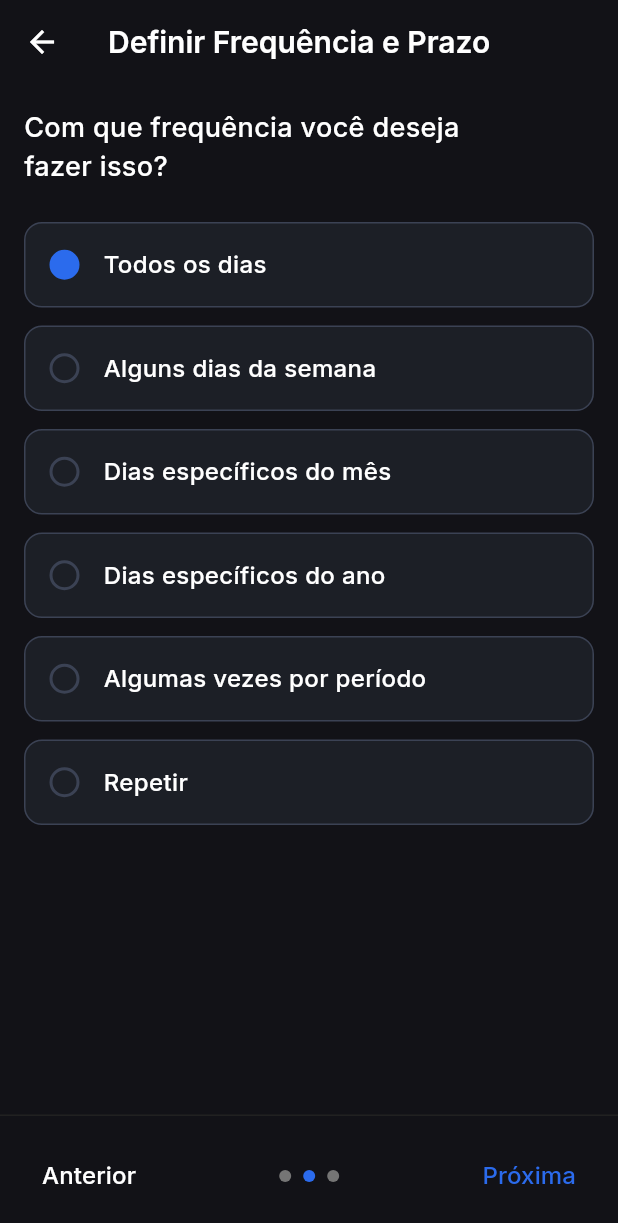
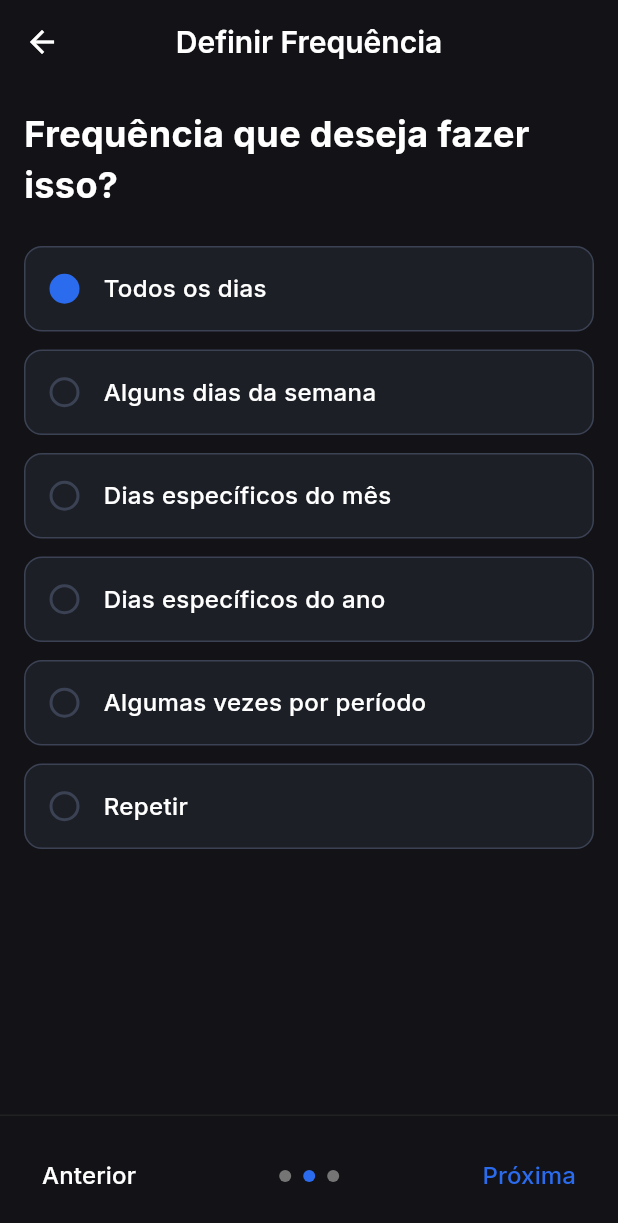
Before and after one commit to Josmateussilva0110/EVOLVERE_PDSI, a Flutter app: the TelaPrazo screen opened by its route, after a tap on "Anterior", after a tap on "Todos os dias", on a phone screen of 412 x 824 dp. Shown: the top 1223 px of the screen. Run offline on Flutter 3.47's test engine with Material 3 defaults, Android fonts, the phone set to English and light mode, and no system bars; our stand-ins replace flutter_dotenv, google_fonts, image_picker.

Commit message:
refactor: tela definir prazo

```diff
--- a/frontend/lib/features/Habits/Tela_Frequencia/Tela_Frequencia.dart
+++ /dev/null
@@ -1,205 +0,0 @@
-import 'package:flutter/material.dart';
-import 'package:google_fonts/google_fonts.dart';
-import '../components/Tela_Frequencia/frequency_option.dart';
-import '../components/Tela_Frequencia/navigation_dots.dart';
-import '../themes/Tela_Frequencia/frequency_theme.dart';
-import '../widgets/Tela_Frequencia/frequency_pickers.dart';
-
-class TelaFrequencia extends StatefulWidget {
-  @override
-  _TelaFrequenciaState createState() => _TelaFrequenciaState();
-}
-
-class _TelaFrequenciaState extends State<TelaFrequencia> {
-  String selectedFrequency = 'todos_os_dias';
-  List<String> selectedDaysOfWeek = [];
-  List<int> selectedDaysOfMonth = [];
-  List<DateTime> selectedYearDays = [];
-  int repeatTimes = 1;
-  String repeatPeriod = 'SEMANA';
-
-  @override
-  Widget build(BuildContext context) {
-    return Scaffold(
-      backgroundColor: FrequencyTheme.backgroundColor,
-      appBar: _buildAppBar(),
-      body: Column(
-        children: [
-          Expanded(
-            child: SingleChildScrollView(
-              padding: const EdgeInsets.all(16.0),
-              child: Column(
-                crossAxisAlignment: CrossAxisAlignment.start,
-                children: [
-                  _buildHeader(),
-                  const SizedBox(height: 24),
-                  _buildFrequencyOptions(),
-                ],
-              ),
-            ),
-          ),
-          _buildBottomNavigation(),
-        ],
-      ),
-    );
-  }
-
-  AppBar _buildAppBar() {
-    return AppBar(
-      backgroundColor: Colors.transparent,
-      elevation: 0,
-      leading: IconButton(
-        icon: const Icon(Icons.arrow_back, color: FrequencyTheme.textColor),
-        onPressed: () => Navigator.of(context).pop(),
-      ),
-      title: Text(
-        'Definir Frequência e Prazo',
-        style: GoogleFonts.inter(
-          color: FrequencyTheme.textColor,
-          fontSize: 20,
-          fontWeight: FontWeight.w600,
-        ),
-      ),
-    );
-  }
-
-  Widget _buildHeader() {
-    return Text(
-      'Com que frequência você deseja\nfazer isso?',
-      textAlign: TextAlign.left,
-      style: GoogleFonts.inter(
-        color: FrequencyTheme.textColor,
-        fontSize: 18,
-        fontWeight: FontWeight.w500,
-      ),
-    );
-  }
-
-  Widget _buildFrequencyOptions() {
-    return Column(
-      children: [
-        FrequencyOption(
-          value: 'todos_os_dias',
-          label: 'Todos os dias',
-          selectedFrequency: selectedFrequency,
-          onSelect: _handleFrequencySelection,
-        ),
-        FrequencyOption(
-          value: 'alguns_dias_semana',
-          label: 'Alguns dias da semana',
-          selectedFrequency: selectedFrequency,
-          onSelect: _handleFrequencySelection,
-        ),
-        FrequencyOption(
-          value: 'dias_especificos_mes',
-          label: 'Dias específicos do mês',
-          selectedFrequency: selectedFrequency,
-          onSelect: _handleFrequencySelection,
-        ),
-        FrequencyOption(
-          value: 'dias_especificos_ano',
-          label: 'Dias específicos do ano',
-          selectedFrequency: selectedFrequency,
-          onSelect: _handleFrequencySelection,
-        ),
-        FrequencyOption(
-          value: 'algumas_vezes_periodo',
-          label: 'Algumas vezes por período',
-          selectedFrequency: selectedFrequency,
-          onSelect: _handleFrequencySelection,
-        ),
-        FrequencyOption(
-          value: 'repetir',
-          label: 'Repetir',
-          selectedFrequency: selectedFrequency,
-          onSelect: _handleFrequencySelection,
-        ),
-      ],
-    );
-  }
-
-  void _handleFrequencySelection(String value) {
-    setState(() {
-      selectedFrequency = value;
-    });
-
-    switch (value) {
-      case 'alguns_dias_semana':
-        FrequencyPickers.showWeekDaysPicker(context, selectedDaysOfWeek, (
-          days,
-        ) {
-          setState(() => selectedDaysOfWeek = days);
-        });
-        break;
-      case 'dias_especificos_mes':
-        FrequencyPickers.showMonthDaysPicker(context, selectedDaysOfMonth, (
-          days,
-        ) {
-          setState(() => selectedDaysOfMonth = days);
-        });
-        break;
-      case 'dias_especificos_ano':
-        FrequencyPickers.showYearDaysPicker(context, selectedYearDays, (dates) {
-          setState(() {
-            selectedYearDays = dates;
-          });
-        });
-        break;
-      case 'algumas_vezes_periodo':
-        FrequencyPickers.showPeriodPicker(context, repeatTimes, repeatPeriod, (
-          times,
-          period,
-        ) {
-          setState(() {
-            repeatTimes = times;
-            repeatPeriod = period;
-          });
-        });
-        break;
-      case 'repetir':
-        FrequencyPickers.showRepeatPicker(context, repeatTimes, (times) {
-          setState(() => repeatTimes = times);
-        });
-        break;
-    }
-  }
-
-  Widget _buildBottomNavigation() {
-    return Container(
-      padding: const EdgeInsets.all(16.0),
-      decoration: BoxDecoration(
-        color: FrequencyTheme.backgroundColor,
-        border: Border(top: BorderSide(color: Colors.grey[900]!, width: 1)),
-      ),
-      child: Row(
-        mainAxisAlignment: MainAxisAlignment.spaceBetween,
-        children: [
-          TextButton(
-            onPressed:
-                () => Navigator.pushReplacementNamed(context, '/habitos'),
-            child: Text(
-              'Anterior',
-              style: GoogleFonts.inter(
-                color: FrequencyTheme.textColor,
-                fontSize: 16,
-                fontWeight: FontWeight.w500,
-              ),
-            ),
-          ),
-          NavigationDots(currentIndex: 1, totalDots: 3),
-          TextButton(
-            onPressed: () => Navigator.pushReplacementNamed(context, '/prazo'),
-            child: Text(
-              'Próxima',
-              style: GoogleFonts.inter(
-                color: FrequencyTheme.accentColor,
-                fontSize: 16,
-                fontWeight: FontWeight.w500,
-              ),
-            ),
-          ),
-        ],
-      ),
-    );
-  }
-}
--- a/frontend/lib/features/Habits/Tela_Prazo/tela_Prazo.dart
+++ b/frontend/lib/features/Habits/Tela_Prazo/tela_Prazo.dart
@@ -114,7 +114,7 @@ class _TelaPrazoState extends State<TelaPrazo> {
               children: [
                 TextButton(
                   onPressed: () {
-                    Navigator.pushReplacementNamed(context, '/frequencia');
+                    Navigator.pushReplacementNamed(context, '/cadastrar_frequencia');
                   },
                   child: Text(
                     'Anterior',
--- a/frontend/lib/features/Habits/components/Tela_Frequencia/month_days_picker_widget.dart
+++ b/frontend/lib/features/Habits/components/Tela_Frequencia/month_days_picker_widget.dart
@@ -1,6 +1,6 @@
 import 'package:flutter/material.dart';
 import 'package:google_fonts/google_fonts.dart';
-import '../../themes/Tela_Frequencia/frequency_theme.dart';
+import '../../frequency_screen/themes/frequency_theme.dart';
 
 class MonthDaysPickerWidget extends StatefulWidget {
   final List<int> selectedDays;
--- a/frontend/lib/features/Habits/components/Tela_Frequencia/period_picker_widget.dart
+++ b/frontend/lib/features/Habits/components/Tela_Frequencia/period_picker_widget.dart
@@ -1,6 +1,6 @@
 import 'package:flutter/material.dart';
 import 'package:google_fonts/google_fonts.dart';
-import '../../themes/Tela_Frequencia/frequency_theme.dart';
+import '../../frequency_screen/themes/frequency_theme.dart';
 
 class PeriodPickerWidget extends StatefulWidget {
   final int times;
--- a/frontend/lib/features/Habits/components/Tela_Frequencia/repeat_picker_widget.dart
+++ b/frontend/lib/features/Habits/components/Tela_Frequencia/repeat_picker_widget.dart
@@ -1,6 +1,6 @@
 import 'package:flutter/material.dart';
 import 'package:google_fonts/google_fonts.dart';
-import '../../themes/Tela_Frequencia/frequency_theme.dart';
+import '../../frequency_screen/themes/frequency_theme.dart';
 
 class RepeatPickerWidget extends StatefulWidget {
   final int days;
--- a/frontend/lib/features/Habits/components/Tela_Frequencia/week_days_picker_widget.dart
+++ b/frontend/lib/features/Habits/components/Tela_Frequencia/week_days_picker_widget.dart
@@ -1,6 +1,6 @@
 import 'package:flutter/material.dart';
 import 'package:google_fonts/google_fonts.dart';
-import '../../themes/Tela_Frequencia/frequency_theme.dart';
+import '../../frequency_screen/themes/frequency_theme.dart';
 
 class WeekDaysPickerWidget extends StatefulWidget {
   final List<String> selectedDays;
--- a/frontend/lib/features/Habits/components/Tela_Frequencia/year_days_picker_widget.dart
+++ b/frontend/lib/features/Habits/components/Tela_Frequencia/year_days_picker_widget.dart
@@ -1,6 +1,6 @@
 import 'package:flutter/material.dart';
 import 'package:google_fonts/google_fonts.dart';
-import '../../themes/Tela_Frequencia/frequency_theme.dart';
+import '../../frequency_screen/themes/frequency_theme.dart';
 
 class YearDaysPickerWidget extends StatefulWidget {
   final List<DateTime> selectedDates;
--- a/frontend/lib/features/Habits/habit_screen/widgets/category_header.dart
+++ b/frontend/lib/features/Habits/components/app_header.dart
@@ -1,10 +1,10 @@
 import 'package:flutter/material.dart';
 import 'package:google_fonts/google_fonts.dart';
 
-class CategoryHeader extends StatelessWidget {
+class Appbody extends StatelessWidget {
   final String title;
 
-  const CategoryHeader({Key? key, this.title = 'Categoria'}) : super(key: key);
+  const Appbody({Key? key, required this.title}) : super(key: key);
 
   @override
   Widget build(BuildContext context) {
--- a/frontend/lib/features/Habits/habit_screen/widgets/habits_app_bar.dart
+++ b/frontend/lib/features/Habits/components/habits_app_bar.dart
@@ -1,12 +1,12 @@
 import 'package:flutter/material.dart';
 import 'package:google_fonts/google_fonts.dart';
-import '../themes/habits_theme.dart';
+import '../habit_screen/themes/habits_theme.dart';
 
-class HabitAppBar extends StatelessWidget implements PreferredSizeWidget {
+class HeaderAppBar extends StatelessWidget implements PreferredSizeWidget {
   final String title;
   final VoidCallback? onBack;
 
-  const HabitAppBar({Key? key, required this.title, this.onBack})
+  const HeaderAppBar({Key? key, required this.title, this.onBack})
     : super(key: key);
 
   @override
--- /dev/null
+++ b/frontend/lib/features/Habits/frequency_screen/components/frequency_form.dart
@@ -0,0 +1,102 @@
+import 'package:flutter/material.dart';
+import '../widgets/frequency_option.dart';
+import '../widgets/frequency_pickers.dart';
+
+class FrequencyForm extends StatelessWidget {
+  final String selectedFrequency;
+  final Function(String) onFrequencySelect;
+
+  final List<String> selectedDaysOfWeek;
+  final List<int> selectedDaysOfMonth;
+  final List<DateTime> selectedYearDays;
+  final int repeatTimes;
+  final String repeatPeriod;
+
+  final Function(List<String>) onWeekDaysSelected;
+  final Function(List<int>) onMonthDaysSelected;
+  final Function(List<DateTime>) onYearDaysSelected;
+  final Function(int, String) onPeriodSelected;
+  final Function(int) onRepeatSelected;
+
+  const FrequencyForm({
+    required this.selectedFrequency,
+    required this.onFrequencySelect,
+    required this.selectedDaysOfWeek,
+    required this.selectedDaysOfMonth,
+    required this.selectedYearDays,
+    required this.repeatTimes,
+    required this.repeatPeriod,
+    required this.onWeekDaysSelected,
+    required this.onMonthDaysSelected,
+    required this.onYearDaysSelected,
+    required this.onPeriodSelected,
+    required this.onRepeatSelected,
+  });
+
+  void _handleSelection(BuildContext context, String value) {
+    onFrequencySelect(value);
+
+    switch (value) {
+      case 'alguns_dias_semana':
+        FrequencyPickers.showWeekDaysPicker(
+          context,
+          selectedDaysOfWeek,
+          onWeekDaysSelected,
+        );
+        break;
+      case 'dias_especificos_mes':
+        FrequencyPickers.showMonthDaysPicker(
+          context,
+          selectedDaysOfMonth,
+          onMonthDaysSelected,
+        );
+        break;
+      case 'dias_especificos_ano':
+        FrequencyPickers.showYearDaysPicker(
+          context,
+          selectedYearDays,
+          onYearDaysSelected,
+        );
+        break;
+      case 'algumas_vezes_periodo':
+        FrequencyPickers.showPeriodPicker(
+          context,
+          repeatTimes,
+          repeatPeriod,
+          onPeriodSelected,
+        );
+        break;
+      case 'repetir':
+        FrequencyPickers.showRepeatPicker(
+          context,
+          repeatTimes,
+          onRepeatSelected,
+        );
+        break;
+    }
+  }
+
+  @override
+  Widget build(BuildContext context) {
+    final options = {
+      'todos_os_dias': 'Todos os dias',
+      'alguns_dias_semana': 'Alguns dias da semana',
+      'dias_especificos_mes': 'Dias específicos do mês',
+      'dias_especificos_ano': 'Dias específicos do ano',
+      'algumas_vezes_periodo': 'Algumas vezes por período',
+      'repetir': 'Repetir',
+    };
+
+    return Column(
+      children:
+          options.entries.map((entry) {
+            return FrequencyOption(
+              value: entry.key,
+              label: entry.value,
+              selectedFrequency: selectedFrequency,
+              onSelect: (value) => _handleSelection(context, value),
+            );
+          }).toList(),
+    );
+  }
+}
--- /dev/null
+++ b/frontend/lib/features/Habits/frequency_screen/screens/frequency_screen.dart
@@ -0,0 +1,78 @@
+import 'package:flutter/material.dart';
+import '../../components/habits_app_bar.dart';
+import '../../components/app_header.dart';
+import '../themes/frequency_theme.dart';
+import '../components/frequency_form.dart';
+import '../widgets/navigation.dart';
+
+class FrequencyScreen extends StatefulWidget {
+  @override
+  _FrequencyScreenState createState() => _FrequencyScreenState();
+}
+
+class _FrequencyScreenState extends State<FrequencyScreen> {
+  String selectedFrequency = 'todos_os_dias';
+  List<String> selectedDaysOfWeek = [];
+  List<int> selectedDaysOfMonth = [];
+  List<DateTime> selectedYearDays = [];
+  int repeatTimes = 1;
+  String repeatPeriod = 'SEMANA';
+
+  @override
+  Widget build(BuildContext context) {
+    return Scaffold(
+      backgroundColor: FrequencyTheme.backgroundColor,
+      appBar: HeaderAppBar(title: 'Definir Frequência'),
+      body: Column(
+        children: [
+          Expanded(
+            child: SingleChildScrollView(
+              padding: const EdgeInsets.all(16.0),
+              child: Column(
+                crossAxisAlignment: CrossAxisAlignment.start,
+                children: [
+                  Appbody(title: 'Frequência que deseja fazer isso?'),
+                  SizedBox(height: 24),
+                  FrequencyForm(
+                    selectedFrequency: selectedFrequency,
+                    onFrequencySelect: (value) {
+                      setState(() => selectedFrequency = value);
+                    },
+                    selectedDaysOfWeek: selectedDaysOfWeek,
+                    selectedDaysOfMonth: selectedDaysOfMonth,
+                    selectedYearDays: selectedYearDays,
+                    repeatTimes: repeatTimes,
+                    repeatPeriod: repeatPeriod,
+                    onWeekDaysSelected: (days) {
+                      setState(() => selectedDaysOfWeek = days);
+                    },
+                    onMonthDaysSelected: (days) {
+                      setState(() => selectedDaysOfMonth = days);
+                    },
+                    onYearDaysSelected: (dates) {
+                      setState(() => selectedYearDays = dates);
+                    },
+                    onPeriodSelected: (times, period) {
+                      setState(() {
+                        repeatTimes = times;
+                        repeatPeriod = period;
+                      });
+                    },
+                    onRepeatSelected: (times) {
+                      setState(() => repeatTimes = times);
+                    },
+                  ),
+                ],
+              ),
+            ),
+          ),
+          FrequencyBottomNavigation(
+            onPrevious:
+                () => Navigator.pushReplacementNamed(context, '/habitos'),
+            onNext: () => Navigator.pushReplacementNamed(context, '/prazo'),
+          ),
+        ],
+      ),
+    );
+  }
+}
--- a/frontend/lib/features/Habits/widgets/Tela_Frequencia/frequency_pickers.dart
+++ b/frontend/lib/features/Habits/frequency_screen/widgets/frequency_pickers.dart
@@ -1,6 +1,6 @@
 import 'package:flutter/material.dart';
 import 'package:google_fonts/google_fonts.dart';
-import '../../themes/Tela_Frequencia/frequency_theme.dart';
+import '../themes/frequency_theme.dart';
 import '../../components/Tela_Frequencia/week_days_picker_widget.dart';
 import '../../components/Tela_Frequencia/month_days_picker_widget.dart';
 import '../../components/Tela_Frequencia/year_days_picker_widget.dart';
--- /dev/null
+++ b/frontend/lib/features/Habits/frequency_screen/widgets/navigation.dart
@@ -0,0 +1,54 @@
+import 'package:flutter/material.dart';
+import 'package:google_fonts/google_fonts.dart';
+import '../themes/frequency_theme.dart';
+import 'navigation_dots.dart';
+
+class FrequencyBottomNavigation extends StatelessWidget {
+  final VoidCallback onPrevious;
+  final VoidCallback onNext;
+
+  const FrequencyBottomNavigation({
+    Key? key,
+    required this.onPrevious,
+    required this.onNext,
+  }) : super(key: key);
+
+  @override
+  Widget build(BuildContext context) {
+    return Container(
+      padding: const EdgeInsets.all(16.0),
+      decoration: BoxDecoration(
+        color: FrequencyTheme.backgroundColor,
+        border: Border(top: BorderSide(color: Colors.grey[900]!, width: 1)),
+      ),
+      child: Row(
+        mainAxisAlignment: MainAxisAlignment.spaceBetween,
+        children: [
+          TextButton(
+            onPressed: onPrevious,
+            child: Text(
+              'Anterior',
+              style: GoogleFonts.inter(
+                color: FrequencyTheme.textColor,
+                fontSize: 16,
+                fontWeight: FontWeight.w500,
+              ),
+            ),
+          ),
+          NavigationDots(currentIndex: 1, totalDots: 3),
+          TextButton(
+            onPressed: onNext,
+            child: Text(
+              'Próxima',
+              style: GoogleFonts.inter(
+                color: FrequencyTheme.accentColor,
+                fontSize: 16,
+                fontWeight: FontWeight.w500,
+              ),
+            ),
+          ),
+        ],
+      ),
+    );
+  }
+}
--- a/frontend/lib/features/Habits/habit_screen/components/habit_form.dart
+++ b/frontend/lib/features/Habits/habit_screen/components/habit_form.dart
@@ -1,7 +1,7 @@
 import 'package:flutter/material.dart';
+import 'package:front/features/habits/components/app_header.dart';
 import '../widgets/habit_text_field.dart';
 import '../widgets/category_grid.dart';
-import '../widgets/category_header.dart';
 
 class HabitForm extends StatelessWidget {
   final String habitName;
@@ -37,9 +37,9 @@ class HabitForm extends StatelessWidget {
           hint: 'Opcional',
           onChanged: onDescriptionChanged,
         ),
-        const SizedBox(height: 32),
-        const CategoryHeader(),
-        const SizedBox(height: 16),
+        SizedBox(height: 32),
+        Appbody(title: 'Categoria',),
+        SizedBox(height: 16),
         CategoryGrid(
           selectedCategory: selectedCategory,
           onCategorySelected: onCategorySelected,
--- a/frontend/lib/features/Habits/habit_screen/screens/habits_screens.dart
+++ b/frontend/lib/features/Habits/habit_screen/screens/habits_screens.dart
@@ -1,8 +1,8 @@
 import 'package:flutter/material.dart';
-import 'package:google_fonts/google_fonts.dart';
 import '../themes/habits_theme.dart';
 import '../components/habit_form.dart';
 import '../widgets/bottom_navigation.dart';
+import '../../components/habits_app_bar.dart';
 
 class HabitScreen extends StatefulWidget {
   const HabitScreen({Key? key}) : super(key: key);
@@ -26,23 +26,7 @@ class _HabitScreenState extends State<HabitScreen> {
   Widget build(BuildContext context) {
     return Scaffold(
       backgroundColor: HabitsTheme.backgroundColor,
-      appBar: AppBar(
-        backgroundColor: Colors.transparent,
-        elevation: 0,
-        centerTitle: true,
-        leading: IconButton(
-          icon: const Icon(Icons.arrow_back, color: Colors.white),
-          onPressed: () => Navigator.of(context).pop(),
-        ),
-        title: Text(
-          'Novo Hábito',
-          style: GoogleFonts.inter(
-            color: Colors.white,
-            fontSize: 20,
-            fontWeight: FontWeight.w600,
-          ),
-        ),
-      ),
+      appBar: HeaderAppBar(title: 'Novo Hábito',),
       body: Column(
         children: [
           Expanded(
@@ -59,7 +43,7 @@ class _HabitScreenState extends State<HabitScreen> {
               ),
             ),
           ),
-          BottomNavigation(nextRoute: '/frequencia'),
+          BottomNavigation(nextRoute: '/cadastrar_frequencia'),
         ],
       ),
     );
--- a/frontend/lib/features/Habits/themes/Tela_Frequencia/calendar_options/week_days_calendar.dart
+++ b/frontend/lib/features/Habits/themes/Tela_Frequencia/calendar_options/week_days_calendar.dart
@@ -1,6 +1,6 @@
 import 'package:flutter/material.dart';
 import 'package:google_fonts/google_fonts.dart';
-import '../frequency_theme.dart';
+import '../../../frequency_screen/themes/frequency_theme.dart';
 
 class WeekDaysCalendar extends StatelessWidget {
   final List<String> selectedDays;
--- a/frontend/lib/main.dart
+++ b/frontend/lib/main.dart
@@ -3,11 +3,11 @@ import 'package:front/features/initial/screens/welcome_screen.dart';
 import 'features/user/tela_login/screens/login_screen.dart';
 import 'features/user/register_user/screens/user_screen.dart';
 import 'features/habits/habit_screen/screens/habits_screens.dart';
-import 'features/habits/Tela_Frequencia/Tela_Frequencia.dart';
 import 'features/habits/Tela_Prazo/tela_Prazo.dart';
 import 'features/home/tela_perfil.dart';
 import 'features/user/register_category/screens/categorie_screen.dart';
 import 'package:flutter_dotenv/flutter_dotenv.dart';
+import 'features/habits/frequency_screen/screens/frequency_screen.dart';
 
 void main() async {
   await dotenv.load(fileName: ".env");
@@ -41,8 +41,8 @@ class _MyAppState extends State<MyApp> {
         '/login': (context) => LoginScreen(),
         '/cadastro_usuario': (context) => RegisterUserScreen(),
         '/habitos': (context) => HabitScreen(),
-        '/frequencia': (context) => TelaFrequencia(),
         '/prazo': (context) => TelaPrazo(),
+        '/cadastrar_frequencia': (context) => FrequencyScreen(),
         '/perfil': (context) => TelaPerfil(),
         '/cadastro_categoria': (context) => RegisterCategoryScreen(),
       },
```
Also changed, not shown: frontend/lib/features/Habits/frequency_screen/themes/frequency_theme.dart (renamed from frontend/lib/features/Habits/themes/Tela_Frequencia/frequency_theme.dart), frontend/lib/features/Habits/frequency_screen/widgets/frequency_option.dart (renamed from frontend/lib/features/Habits/components/Tela_Frequencia/frequency_option.dart), frontend/lib/features/Habits/frequency_screen/widgets/navigation_dots.dart (renamed from frontend/lib/features/Habits/components/Tela_Frequencia/navigation_dots.dart).
